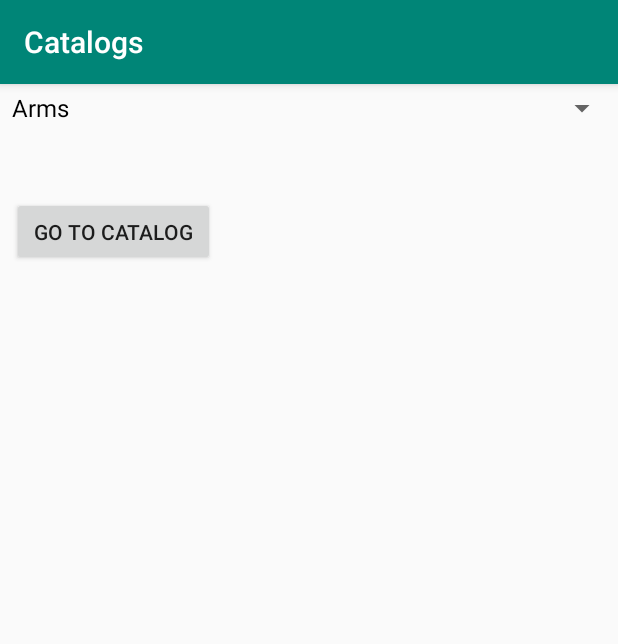
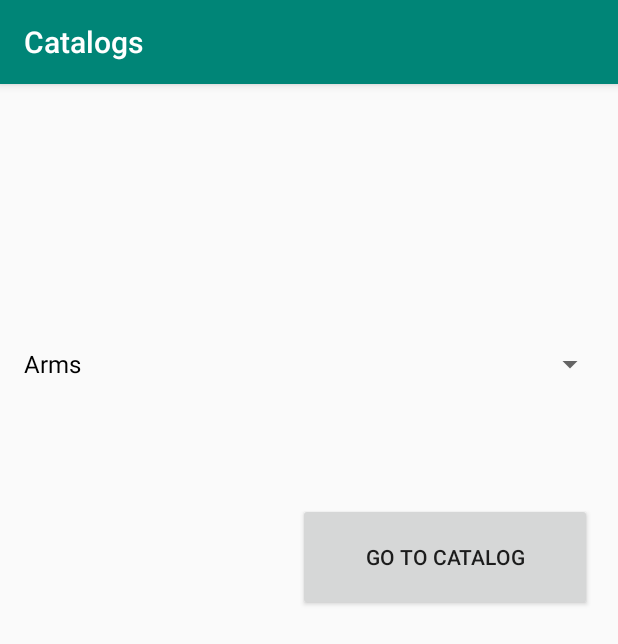
Before and after one commit to Mjeff96/Project_UI, an Android app: the CatalogActivity screen opened directly, with no data from a screen before it, on a phone screen of 412 x 824 dp. Shown: the top 644 px of the screen. Run offline under Robolectric (Android 15) with nearby library versions, the phone set to English and light mode, and no system bars.

Commit message:
Removed individual catalogs and created a singular users catalog activity.

```diff
--- a/app/src/main/AndroidManifest.xml
+++ b/app/src/main/AndroidManifest.xml
@@ -17,9 +17,7 @@
             </intent-filter>
         </activity>
         <activity android:name=".CatalogActivity" />
-        <activity android:name=".ArmsActivity" />
-        <activity android:name=".LegsActivity" />
-        <activity android:name=".YogaActivity"></activity>
+        <activity android:name=".UsersCatalog"></activity>
     </application>
 
 </manifest>
--- a/app/src/main/java/com/example/matt/project_ui/YogaActivity.java
+++ b/app/src/main/java/com/example/matt/project_ui/UsersCatalog.java
@@ -3,13 +3,13 @@ package com.example.matt.project_ui;
 import android.support.v7.app.AppCompatActivity;
 import android.os.Bundle;
 
-public class YogaActivity extends AppCompatActivity {
+public class UsersCatalog extends AppCompatActivity {
 
     @Override
     protected void onCreate(Bundle savedInstanceState) {
         super.onCreate(savedInstanceState);
-        setContentView(R.layout.activity_yoga);
+        setContentView(R.layout.activity_users_catalog);
 
-        setTitle("Yoga Catalog");
+        setTitle("Your Catalog");
     }
 }
--- a/app/src/main/res/layout/activity_catalog.xml
+++ b/app/src/main/res/layout/activity_catalog.xml
@@ -9,13 +9,24 @@
     <Spinner
         android:id="@+id/spinner"
         android:layout_width="match_parent"
-        android:layout_height="32dp"
-        />
+        android:layout_height="56dp"
+        android:layout_marginStart="8dp"
+        android:layout_marginLeft="8dp"
+        android:layout_marginTop="8dp"
+        android:layout_marginEnd="8dp"
+        android:layout_marginRight="8dp"
+        android:layout_marginBottom="8dp"
+        app:layout_constraintBottom_toBottomOf="parent"
+        app:layout_constraintEnd_toEndOf="parent"
+        app:layout_constraintHorizontal_bias="1.0"
+        app:layout_constraintStart_toStartOf="parent"
+        app:layout_constraintTop_toTopOf="parent"
+        app:layout_constraintVertical_bias="0.216" />
 
     <Button
         android:id="@+id/button2"
-        android:layout_width="135dp"
-        android:layout_height="46dp"
+        android:layout_width="196dp"
+        android:layout_height="72dp"
         android:layout_marginStart="8dp"
         android:layout_marginLeft="8dp"
         android:layout_marginTop="8dp"
@@ -25,10 +36,10 @@
         android:text="Go to Catalog"
         app:layout_constraintBottom_toBottomOf="parent"
         app:layout_constraintEnd_toEndOf="parent"
-        app:layout_constraintHorizontal_bias="0.0"
+        app:layout_constraintHorizontal_bias="0.953"
         app:layout_constraintStart_toStartOf="parent"
-        app:layout_constraintTop_toTopOf="@+id/spinner"
-        app:layout_constraintVertical_bias="0.095" />
+        app:layout_constraintTop_toTopOf="parent"
+        app:layout_constraintVertical_bias="0.399" />
 
 
 </android.support.constraint.ConstraintLayout>
--- a/app/src/main/res/layout/activity_legs.xml
+++ b/app/src/main/res/layout/activity_users_catalog.xml
@@ -4,6 +4,6 @@
     xmlns:tools="http://schemas.android.com/tools"
     android:layout_width="match_parent"
     android:layout_height="match_parent"
-    tools:context=".LegsActivity">
+    tools:context=".UsersCatalog">
 
 </android.support.constraint.ConstraintLayout>
```
Also changed, not shown: app/src/main/java/com/example/matt/project_ui/ArmsActivity.java (deleted, +0 -15 lines), app/src/main/java/com/example/matt/project_ui/CatalogActivity.java (+2 -7 lines), app/src/main/java/com/example/matt/project_ui/LegsActivity.java (deleted, +0 -15 lines), app/src/main/res/layout/activity_arms.xml (deleted, +0 -9 lines), app/src/main/res/layout/activity_yoga.xml (deleted, +0 -9 lines).
